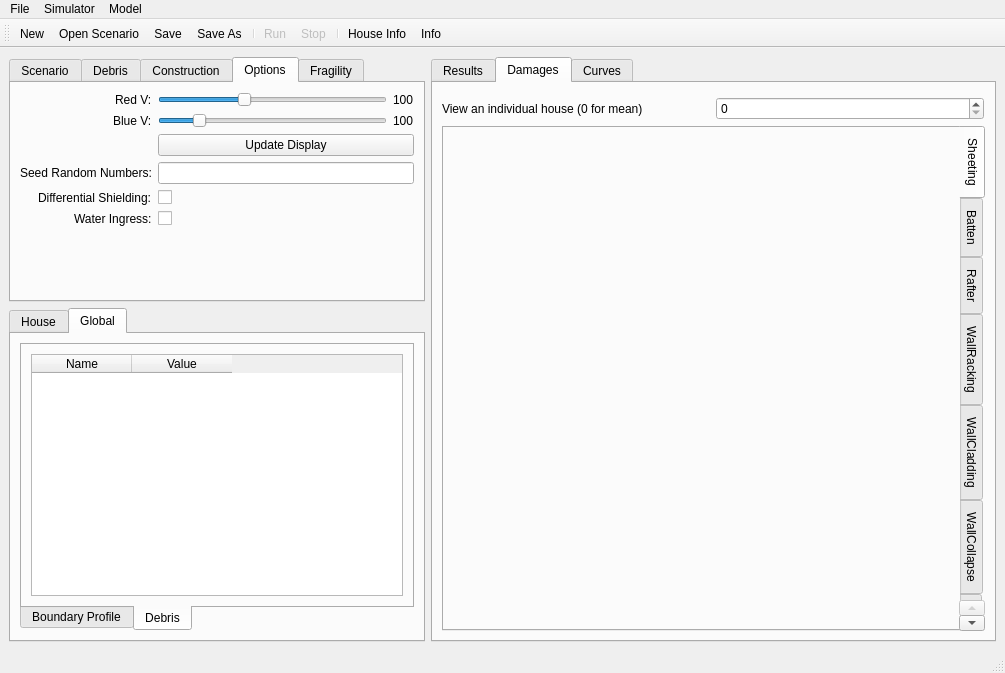
Before: the Qt Designer form vaws/gui/ui/main.ui in GeoscienceAustralia/vaws, drawn with Qt 5.
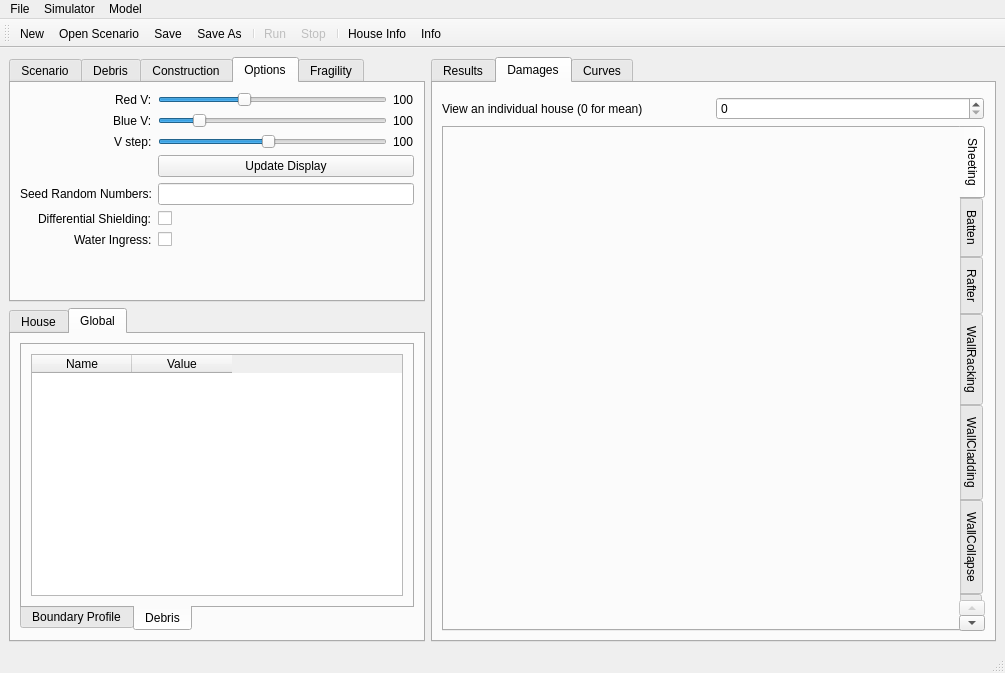
After: the same form once the commit is applied. The open tabs and pages were chosen to show the change. Icons and pictures are not drawn. Custom widgets are drawn as their Qt base class.

The edit to the form file:
```diff
--- a/vaws/gui/ui/main.ui
+++ b/vaws/gui/ui/main.ui
@@ -765,51 +765,88 @@
             </item>
            </layout>
           </item>
-          <item row="2" column="1">
+          <item row="2" column="0">
+           <widget class="QLabel" name="label_31">
+            <property name="text">
+             <string>V step:</string>
+            </property>
+           </widget>
+          </item>
+          <item row="3" column="1">
            <widget class="QPushButton" name="applyDisplayChangesButton">
             <property name="text">
              <string>Update Display</string>
             </property>
            </widget>
           </item>
-          <item row="3" column="0">
+          <item row="4" column="0">
            <widget class="QLabel" name="label_26">
             <property name="text">
              <string>Seed Random Numbers:</string>
             </property>
            </widget>
           </item>
-          <item row="3" column="1">
+          <item row="4" column="1">
            <widget class="QLineEdit" name="seedRandom"/>
           </item>
-          <item row="4" column="0">
+          <item row="5" column="0">
            <widget class="QLabel" name="label_4">
             <property name="text">
              <string>Differential Shielding:</string>
             </property>
            </widget>
           </item>
-          <item row="4" column="1">
+          <item row="5" column="1">
            <widget class="QCheckBox" name="diffShielding">
             <property name="text">
              <string/>
             </property>
            </widget>
           </item>
-          <item row="5" column="0">
+          <item row="6" column="0">
            <widget class="QLabel" name="label_28">
             <property name="text">
              <string>Water Ingress:</string>
             </property>
            </widget>
           </item>
-          <item row="5" column="1">
+          <item row="6" column="1">
            <widget class="QCheckBox" name="waterIngress">
             <property name="text">
              <string/>
             </property>
            </widget>
           </item>
+          <item row="2" column="1">
+           <layout class="QHBoxLayout" name="horizontalLayout_20">
+            <item>
+             <widget class="QSlider" name="vStep">
+              <property name="minimum">
+               <number>1</number>
+              </property>
+              <property name="maximum">
+               <number>30</number>
+              </property>
+              <property name="value">
+               <number>15</number>
+              </property>
+              <property name="orientation">
+               <enum>Qt::Horizontal</enum>
+              </property>
+              <property name="tickPosition">
+               <enum>QSlider::NoTicks</enum>
+              </property>
+             </widget>
+            </item>
+            <item>
+             <widget class="QLabel" name="vStepLabel">
+              <property name="text">
+               <string>100</string>
+              </property>
+             </widget>
+            </item>
+           </layout>
+          </item>
          </layout>
         </widget>
         <widget class="QWidget" name="tab_30">
```
Left out of the diff: 2 changed lines with no effect on the pictures.
